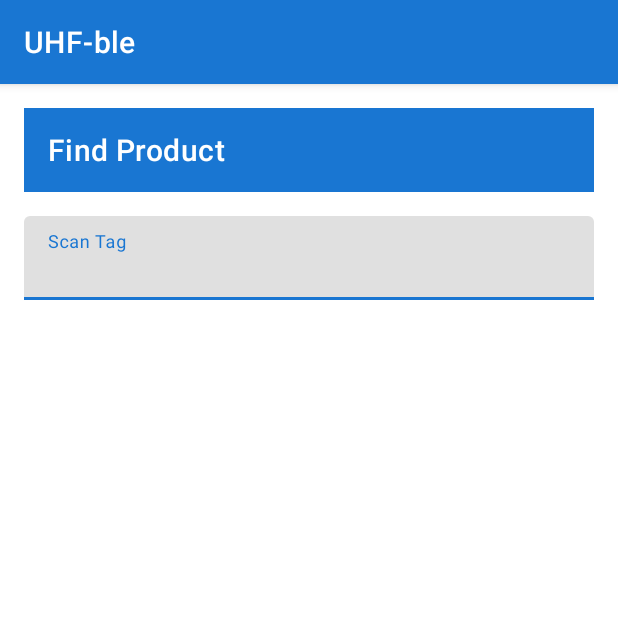
After one commit to Arthy001/PBPMobile, an Android app: the fragment FindProductFragment shown on its own in the app's theme, on a phone screen of 412 x 824 dp, the top half of it. The commit adds this screen. Run offline under Robolectric (Android 15) with nearby library versions, the light colour scheme and no system bars; 1 statement that could not run was skipped.

Commit message:
Update Demo 2025-02-19

```diff
--- /dev/null
+++ b/app/src/main/java/com/example/uhf_bt/fragment/FindProductFragment.java
@@ -0,0 +1,115 @@
+package com.example.uhf_bt.fragment;
+
+import android.os.Bundle;
+
+import androidx.cardview.widget.CardView;
+import androidx.fragment.app.Fragment;
+
+import android.view.LayoutInflater;
+import android.view.View;
+import android.view.ViewGroup;
+import android.view.inputmethod.EditorInfo;
+import android.widget.ProgressBar;
+import android.widget.TextView;
+import android.widget.Toast;
+
+import com.example.uhf_bt.R;
+import com.example.uhf_bt.models.ProductItem;
+import com.example.uhf_bt.services.ApiService;
+import com.example.uhf_bt.services.RetrofitClient;
+import com.google.android.material.textfield.TextInputEditText;
+
+import retrofit2.Call;
+import retrofit2.Callback;
+import retrofit2.Response;
+
+public class FindProductFragment extends Fragment {
+    private static final String TAG = "FindProductFragment";
+
+    private TextInputEditText etScanTag;
+    private CardView cardProductDetails;
+    private TextView tvProductName, tvProductNumber, tvLotNumber, tvStock, tvWarehouse;
+    private ProgressBar progressBar;
+    private ApiService apiService;
+
+    @Override
+    public View onCreateView(LayoutInflater inflater, ViewGroup container, Bundle savedInstanceState) {
+        View view = inflater.inflate(R.layout.fragment_find_product, container, false);
+        initViews(view);
+        setupScanListener();
+        return view;
+    }
+
+    private void initViews(View view) {
+        etScanTag = view.findViewById(R.id.etScanTag);
+        cardProductDetails = view.findViewById(R.id.cardProductDetails);
+        tvProductName = view.findViewById(R.id.tvProductName);
+        tvProductNumber = view.findViewById(R.id.tvProductNumber);
+        tvLotNumber = view.findViewById(R.id.tvLotNumber);
+        tvStock = view.findViewById(R.id.tvStock);
+        tvWarehouse = view.findViewById(R.id.tvWarehouse);
+        progressBar = view.findViewById(R.id.progressBar);
+
+        // Initialize API Service
+        apiService = RetrofitClient.getClient().create(ApiService.class);
+    }
+
+    private void setupScanListener() {
+        etScanTag.setOnEditorActionListener((v, actionId, event) -> {
+            if (actionId == EditorInfo.IME_ACTION_DONE) {
+                String tagId = etScanTag.getText().toString().trim();
+                if (!tagId.isEmpty()) {
+                    findProductByTag(tagId);
+                }
+                return true;
+            }
+            return false;
+        });
+    }
+
+    private void findProductByTag(String tagId) {
+        showLoading(true);
+
+        apiService.getProductItemByTag(tagId).enqueue(new Callback<ProductItem>() {
+            @Override
+            public void onResponse(Call<ProductItem> call, Response<ProductItem> response) {
+                showLoading(false);
+
+                if (response.isSuccessful() && response.body() != null) {
+                    ProductItem product = response.body();
+                    displayProductDetails(product);
+                } else {
+                    showError("Product not found");
+                    cardProductDetails.setVisibility(View.GONE);
+                }
+            }
+
+            @Override
+            public void onFailure(Call<ProductItem> call, Throwable t) {
+                showLoading(false);
+                showError("Network error: " + t.getMessage());
+                cardProductDetails.setVisibility(View.GONE);
+            }
+        });
+    }
+
+    private void displayProductDetails(ProductItem product) {
+        cardProductDetails.setVisibility(View.VISIBLE);
+        tvProductName.setText("Product: " + product.getProductName());
+        tvProductNumber.setText("Product Number: " + product.getProductNumber());
+        tvLotNumber.setText("Lot Number: " + product.getLotNumber());
+        tvStock.setText("Stock: " + product.getStock());
+        tvWarehouse.setText("Warehouse: " + product.getWarehouseName());
+    }
+
+    private void showLoading(boolean show) {
+        progressBar.setVisibility(show ? View.VISIBLE : View.GONE);
+        etScanTag.setEnabled(!show);
+    }
+
+    private void showError(String message) {
+        if (getContext() != null) {
+            Toast.makeText(getContext(), message, Toast.LENGTH_SHORT).show();
+        }
+    }
+}
--- a/app/src/main/java/com/example/uhf_bt/fragment/MoveOrderChildFragment.java
+++ b/app/src/main/java/com/example/uhf_bt/fragment/MoveOrderChildFragment.java
@@ -714,7 +714,7 @@ public class MoveOrderChildFragment extends Fragment {
                         // Add tag to scanned list
                         MoveOrderItem xitem = new MoveOrderItem();
                         xitem.setProductId(item.getProductId());
-                        xitem.setQuantity(item.getQuantity());
+                        xitem.setQuantity(1);
                         xitem.setTagId(qrCode.trim());
                         xitem.setLotNumber(item.getLotNumber());
                         xitem.setLot(lot);
--- a/app/src/main/java/com/example/uhf_bt/services/ApiService.java
+++ b/app/src/main/java/com/example/uhf_bt/services/ApiService.java
@@ -36,6 +36,8 @@ public interface ApiService {
     @GET("api/moveordertransaction/by-move-order/{id}")
     Call<List<MoveOrderItem>> getMoveOrderTransactions(@Path("id") String moveOrderId);
 
+    @GET("api/productitem/by-tag/{tagId}")
+    Call<ProductItem> getProductItemByTag(@Path("tagId") String tagId);
     @GET("api/productitem/by-status/{status}")
     Call<List<ProductItem>> getProductItemsByStatus(@Path("status") int status);
     @POST("api/MoveOrderTransactionChild")
--- a/app/src/main/java/com/example/uhf_bt/services/RetrofitClient.java
+++ b/app/src/main/java/com/example/uhf_bt/services/RetrofitClient.java
@@ -12,7 +12,9 @@ import java.util.concurrent.TimeUnit;
 public class RetrofitClient {
     private static final String TAG = "RetrofitClient";
 
-    private static final String BASE_URL = "http://30.0.1.111:5240/"; // Make sure this matches your API
+    private static final String BASE_URL = "http://192.168.1.34:5240/"; // Developer
+
+    //private static final String BASE_URL = "http://192.168.110.76:5240/"; // Production
     public static String ipAddress = ""; // You might want to get this dynamically
     public static String token = ""; // This should be securely stored
     private static Retrofit retrofit = null;
--- /dev/null
+++ b/app/src/main/res/layout/fragment_find_product.xml
@@ -0,0 +1,100 @@
+<?xml version="1.0" encoding="utf-8"?>
+<LinearLayout xmlns:android="http://schemas.android.com/apk/res/android"
+    xmlns:app="http://schemas.android.com/apk/res-auto"
+    android:layout_width="match_parent"
+    android:layout_height="match_parent"
+    android:orientation="vertical"
+    android:padding="16dp">
+
+    <!-- Toolbar -->
+    <androidx.appcompat.widget.Toolbar
+        android:id="@+id/toolbar"
+        android:layout_width="match_parent"
+        android:layout_height="?attr/actionBarSize"
+        android:background="?attr/colorPrimary"
+        app:title="Find Product"
+        app:titleTextColor="@android:color/white" />
+
+    <!-- Scan Input Layout -->
+    <com.google.android.material.textfield.TextInputLayout
+        android:id="@+id/tilScanTag"
+        android:layout_width="match_parent"
+        android:layout_height="wrap_content"
+        android:layout_marginTop="16dp"
+        android:hint="Scan Tag">
+
+        <com.google.android.material.textfield.TextInputEditText
+            android:id="@+id/etScanTag"
+            android:layout_width="match_parent"
+            android:layout_height="wrap_content"
+            android:imeOptions="actionDone"
+            android:inputType="text"
+            android:maxLines="1" />
+    </com.google.android.material.textfield.TextInputLayout>
+
+    <!-- Product Details Card -->
+    <androidx.cardview.widget.CardView
+        android:id="@+id/cardProductDetails"
+        android:layout_width="match_parent"
+        android:layout_height="wrap_content"
+        android:layout_marginTop="16dp"
+        android:visibility="gone"
+        app:cardCornerRadius="8dp"
+        app:cardElevation="4dp">
+
+        <LinearLayout
+            android:layout_width="match_parent"
+            android:layout_height="wrap_content"
+            android:orientation="vertical"
+            android:padding="16dp">
+
+            <TextView
+                android:layout_width="wrap_content"
+                android:layout_height="wrap_content"
+                android:text="Product Details"
+                android:textSize="18sp"
+                android:textStyle="bold" />
+
+            <TextView
+                android:id="@+id/tvProductName"
+                android:layout_width="match_parent"
+                android:layout_height="wrap_content"
+                android:layout_marginTop="8dp"
+                android:textSize="16sp" />
+
+            <TextView
+                android:id="@+id/tvProductNumber"
+                android:layout_width="match_parent"
+                android:layout_height="wrap_content"
+                android:layout_marginTop="4dp" />
+
+            <TextView
+                android:id="@+id/tvLotNumber"
+                android:layout_width="match_parent"
+                android:layout_height="wrap_content"
+                android:layout_marginTop="4dp" />
+
+            <TextView
+                android:id="@+id/tvStock"
+                android:layout_width="match_parent"
+                android:layout_height="wrap_content"
+                android:layout_marginTop="4dp" />
+
+            <TextView
+                android:id="@+id/tvWarehouse"
+                android:layout_width="match_parent"
+                android:layout_height="wrap_content"
+                android:layout_marginTop="4dp" />
+        </LinearLayout>
+    </androidx.cardview.widget.CardView>
+
+    <!-- Progress Bar -->
+    <ProgressBar
+        android:id="@+id/progressBar"
+        android:layout_width="wrap_content"
+        android:layout_height="wrap_content"
+        android:layout_gravity="center"
+        android:layout_marginTop="16dp"
+        android:visibility="gone" />
+
+</LinearLayout>
```
Also changed, not shown: app/src/main/java/com/example/uhf_bt/MainActivity.java (+17 -0 lines), app/src/main/java/com/example/uhf_bt/fragment/TagInfoFragment.java (added, +66 -0 lines), app/src/main/res/layout/activity_main.xml (+44 -5 lines), app/src/main/res/layout/fragment_tag_info.xml (added, +14 -0 lines).
